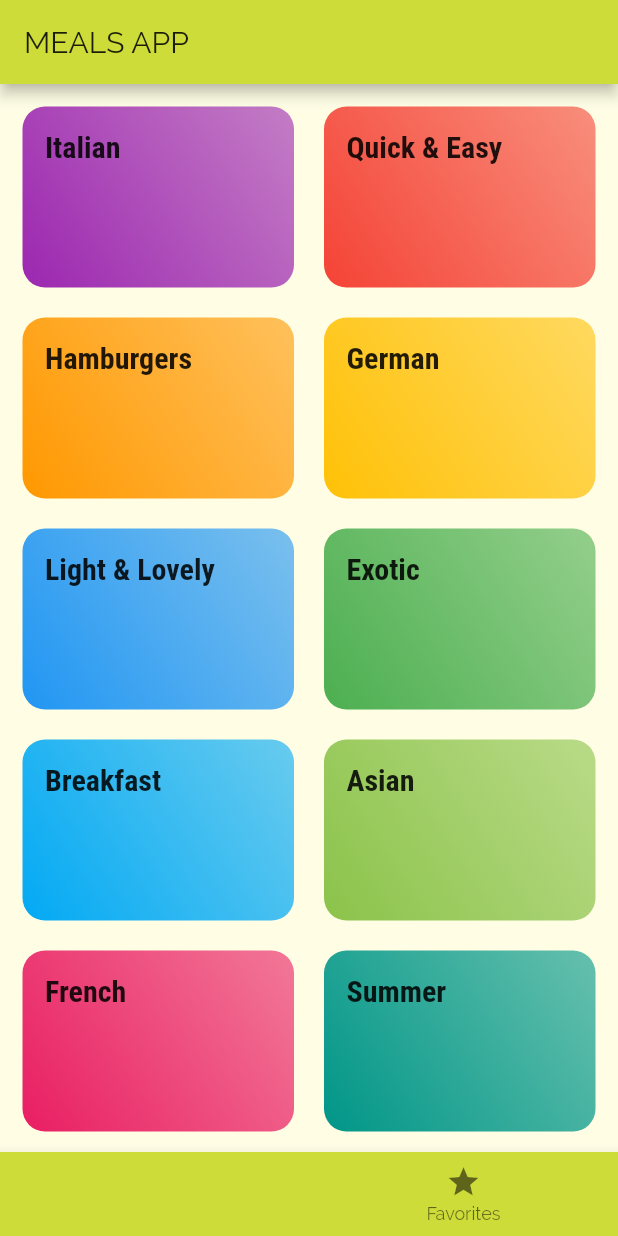
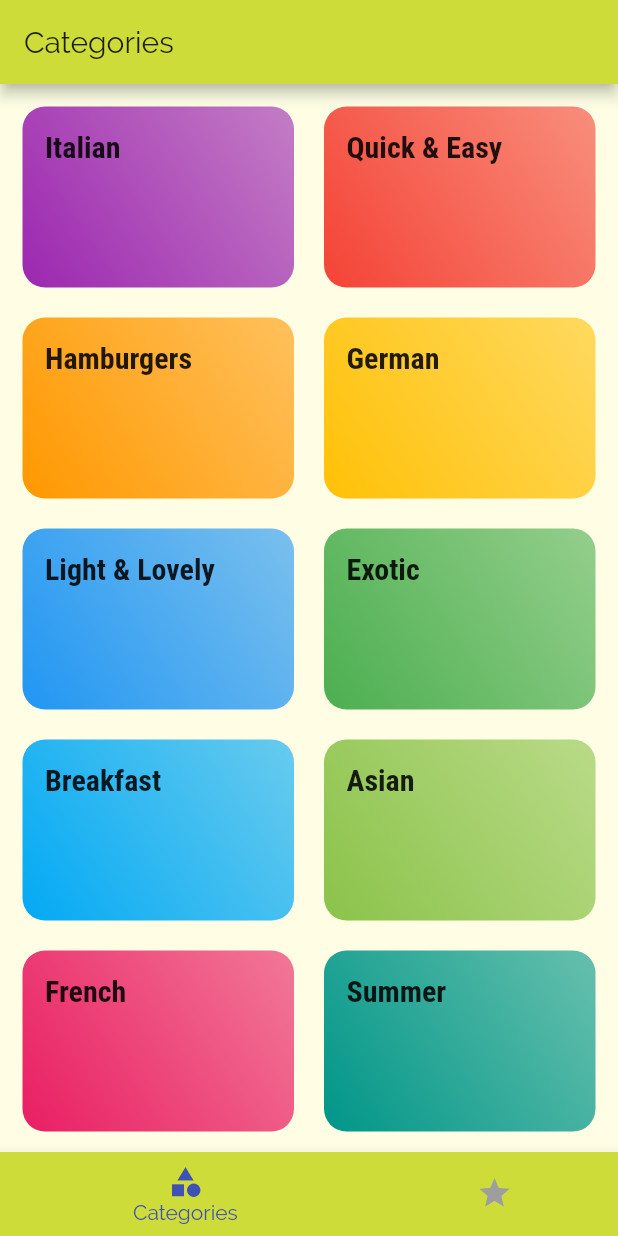
Before and after one commit to RohitIslam/meals-app, a Flutter app: the screen it shows after launch, on a phone screen of 412 x 824 dp. Run offline on Flutter 3.47's test engine with Material 2 defaults, Android fonts, the phone set to English and light mode, and no system bars.

```diff
--- a/lib/main.dart
+++ b/lib/main.dart
@@ -1,7 +1,6 @@
 import 'package:flutter/material.dart';
 
 import './pages/tabs.dart';
-import './pages/categories.dart';
 import './pages/category_meals.dart';
 import './pages/meal-detail.dart';
 
@@ -15,7 +14,7 @@ class MyApp extends StatelessWidget {
       title: 'Meals App',
       theme: ThemeData(
         primarySwatch: Colors.lime,
-        accentColor: Colors.orangeAccent,
+        accentColor: Colors.indigo,
         canvasColor: Color.fromRGBO(255, 254, 229, 1),
         fontFamily: 'Raleway',
         textTheme: ThemeData.light().textTheme.copyWith(
--- a/lib/pages/tabs.dart
+++ b/lib/pages/tabs.dart
@@ -9,9 +9,9 @@ class TabsPage extends StatefulWidget {
 }
 
 class _TabsPageState extends State<TabsPage> {
-  final List<Widget> _pages = [
-    CategoriesPage(),
-    FavoriteCategoriesPage(),
+  final List<Map<String, Object>> _pages = [
+    {'page': CategoriesPage(), 'title': 'Categories'},
+    {'page': FavoriteCategoriesPage(), 'title': 'Favorite Categories'},
   ];
 
   int _selectedPageIndex = 0;
@@ -27,21 +27,26 @@ class _TabsPageState extends State<TabsPage> {
     return Scaffold(
       appBar: AppBar(
         title: Text(
-          'MEALS APP',
+          _pages[_selectedPageIndex]['title'],
         ),
       ),
-      body: _pages[_selectedPageIndex],
+      body: _pages[_selectedPageIndex]['page'],
       bottomNavigationBar: BottomNavigationBar(
         onTap: _selectTab,
-        backgroundColor: Theme.of(context).primaryColor,
+        unselectedItemColor: Colors.grey,
+        selectedItemColor: Theme.of(context).accentColor,
+        currentIndex: _selectedPageIndex,
+        type: BottomNavigationBarType.shifting,
         items: [
           BottomNavigationBarItem(
+            backgroundColor: Theme.of(context).primaryColor,
             icon: Icon(Icons.category),
             title: Text(
               'Categories',
             ),
           ),
           BottomNavigationBarItem(
+            backgroundColor: Theme.of(context).primaryColor,
             icon: Icon(Icons.star),
             title: Text(
               'Favorites',
```
